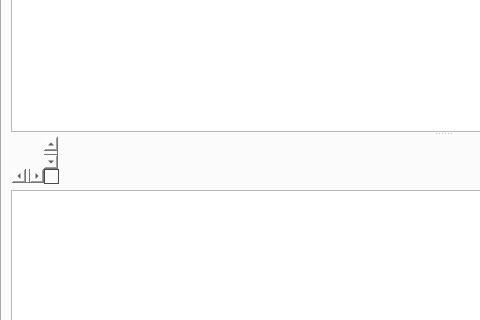
Qt form src/bitmessageqt/bitmessageui.ui (webdev25/PyBitmessage) before a commit; both pictures show x 0 to 480 and y 152 to 472 of the 885 by 580 pixel window.
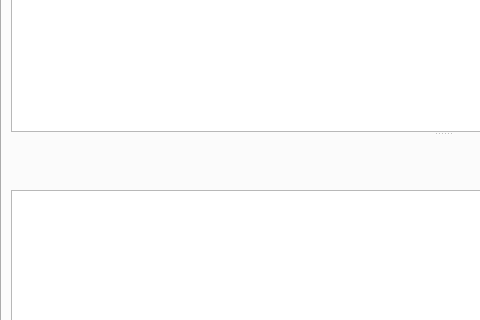
The same form after that commit. The open tabs and pages were chosen to show the change. Icons and pictures are not drawn.

Commit message: Fixed bug with scrollbars on sent view subject bar avatar

What changed in the file:
```diff
--- a/src/bitmessageqt/bitmessageui.ui
+++ b/src/bitmessageqt/bitmessageui.ui
@@ -1001,6 +1001,12 @@
                  <property name="styleSheet">
                   <string notr="true">background:rgba(0, 0, 0, 0)</string>
                  </property>
+                 <property name="verticalScrollBarPolicy">
+                  <enum>Qt::ScrollBarAlwaysOff</enum>
+                 </property>
+                 <property name="horizontalScrollBarPolicy">
+                  <enum>Qt::ScrollBarAlwaysOff</enum>
+                 </property>
                  <property name="backgroundBrush">
                   <brush brushstyle="NoBrush">
                    <color alpha="0">
```
Left out of the diff: 2 changed lines with no effect on the pictures. The commit also changes 1 other file.
